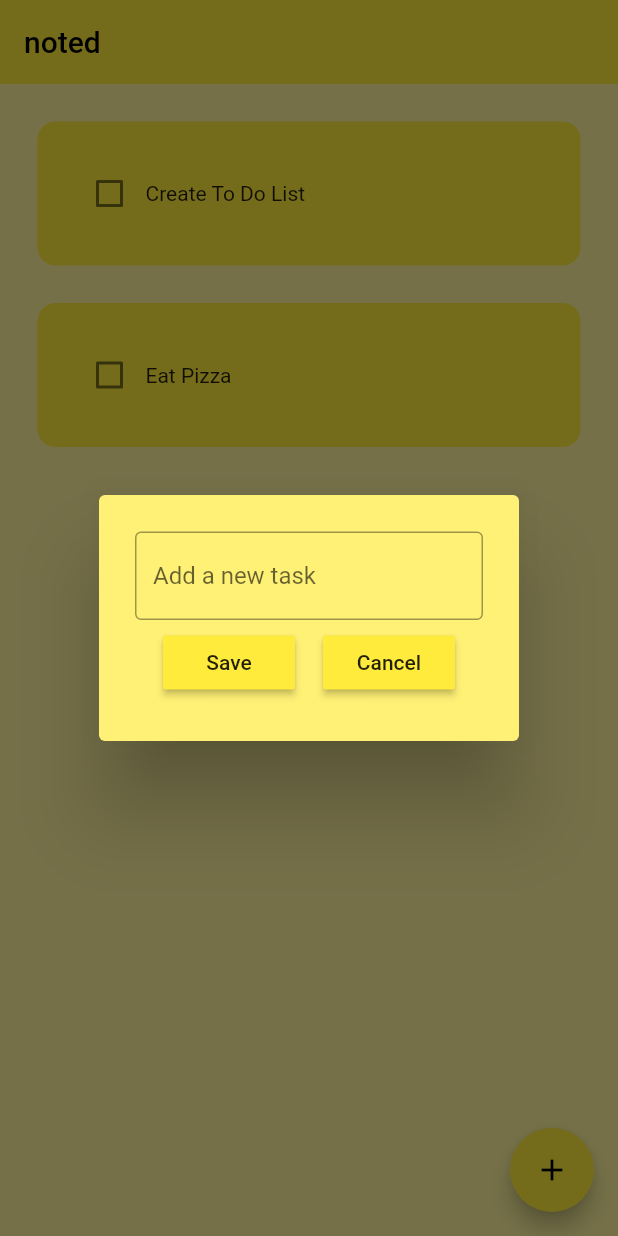
After one commit to mwaidesu/notedflutter, a Flutter app: the screen it shows after launch, after a tap on the "add" icon, on a phone screen of 412 x 824 dp. The commit adds this screen. Run offline on Flutter 3.47's test engine with Material 2 defaults, Android fonts, the phone set to English and light mode, and no system bars.

Commit message:
Display newly added note

```diff
--- a/lib/pages/home_page.dart
+++ b/lib/pages/home_page.dart
@@ -1,6 +1,7 @@
 // ignore_for_file: prefer_const_constructors, prefer_const_literals_to_create_immutables
 
 import 'package:flutter/material.dart';
+import 'package:noted/util/dialog_box.dart';
 import 'package:noted/util/todo_tile.dart';
 
 class HomePage extends StatefulWidget {
@@ -11,9 +12,12 @@ class HomePage extends StatefulWidget {
 }
 
 class _HomePageState extends State<HomePage> {
+//controller
+  final _controller = TextEditingController();
+
   List toDoList = [
-    ["Make Tutorial", false],
-    ["Exercise", false],
+    ["Create To Do List", false],
+    ["Eat Pizza", false],
   ];
 
   //checkbox tapped
@@ -23,6 +27,28 @@ class _HomePageState extends State<HomePage> {
     });
   }
 
+  //save
+  void saveNewTask() {
+    setState(() {
+      toDoList.add([_controller.text, false]);
+      _controller.clear();
+    });
+    Navigator.of(context).pop();
+  }
+
+  void createNewTask() {
+    showDialog(
+      context: context,
+      builder: (context) {
+        return DialogBox(
+          controller: _controller,
+          onSave: saveNewTask,
+          onCancel: () => Navigator.of(context).pop(),
+        );
+      },
+    );
+  }
+
   @override
   Widget build(BuildContext context) {
     return Scaffold(
@@ -30,6 +56,10 @@ class _HomePageState extends State<HomePage> {
       appBar: AppBar(
         title: Text("noted"),
         elevation: 0,
+      ),
+      floatingActionButton: FloatingActionButton(
+        onPressed: createNewTask,
+        child: Icon(Icons.add),
       ),
       body: ListView.builder(
         itemCount: toDoList.length,
--- a/lib/pages/second_page.dart
+++ b/lib/pages/second_page.dart
@@ -1,3 +1,5 @@
+// ignore_for_file: prefer_const_constructors
+
 import 'package:flutter/material.dart';
 import 'package:noted/pages/first_page.dart';
 
--- /dev/null
+++ b/lib/util/dialog_box.dart
@@ -0,0 +1,42 @@
+// ignore_for_file: prefer_const_constructors, prefer_const_literals_to_create_immutables
+
+import 'package:flutter/material.dart';
+import 'package:noted/util/my_button.dart';
+
+class DialogBox extends StatelessWidget {
+  final controller;
+  VoidCallback onSave;
+  VoidCallback onCancel;
+
+DialogBox({
+    super.key,
+    required this.controller,
+    required this.onSave,
+    required this.onCancel,
+  });
+
+  @override
+  Widget build(BuildContext context) {
+    return AlertDialog(
+      backgroundColor: Colors.yellow[300],
+      content: Container(
+        height: 120,
+        child:
+            Column(mainAxisAlignment: MainAxisAlignment.spaceEvenly, children: [
+          TextField(
+            controller: controller,
+            decoration: InputDecoration(
+                border: OutlineInputBorder(), hintText: "Add a new task"),
+          ),
+          Row(
+            mainAxisAlignment: MainAxisAlignment.spaceEvenly,
+            children: [
+              MyButton(text: "Save", onPressed: onSave),
+              MyButton(text: "Cancel", onPressed: onCancel),
+            ],
+          )
+        ]),
+      ),
+    );
+  }
+}
--- /dev/null
+++ b/lib/util/my_button.dart
@@ -0,0 +1,19 @@
+import 'package:flutter/material.dart';
+
+class MyButton extends StatelessWidget {
+  final String text;
+  VoidCallback onPressed;
+
+  MyButton({super.key,
+  required this.text,
+  required this.onPressed,});
+
+  @override
+  Widget build(BuildContext context) {
+    return MaterialButton(
+      onPressed: onPressed,
+      color: Theme.of(context).primaryColor,
+      child: Text(text),
+    );
+  }
+}
```
